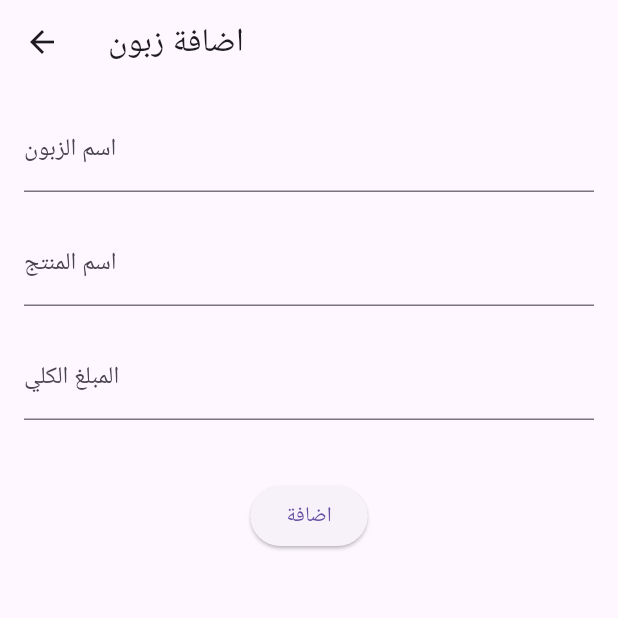
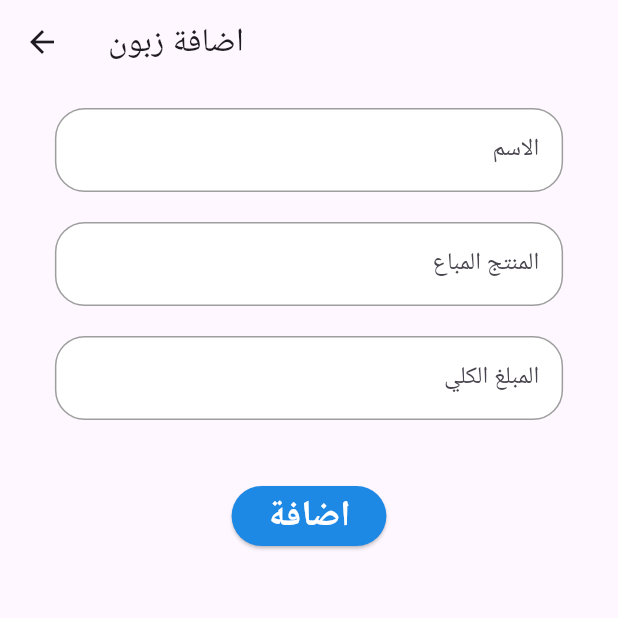
Before and after one commit to HusseinALiraqi99/app_accounting, a Flutter app: the Addcustomer screen opened directly, on a phone screen of 412 x 824 dp, the top half of it. Run offline on Flutter 3.47's test engine with Material 3 defaults, Android fonts, the phone set to English and light mode, and no system bars; our stand-ins replace get, shared_preferences; accounts and stored records are empty.

Commit message:
Add lesson 2

```diff
--- a/lib/main.dart
+++ b/lib/main.dart
@@ -1,3 +1,4 @@
+import 'package:app_accounting/controller/auth/Customerrecord_controller.dart';
 import 'package:app_accounting/view/screen/auth/signin_screen.dart';
 import 'package:flutter/material.dart';
 import 'package:get/get.dart';
@@ -5,6 +6,7 @@ import 'package:get/get.dart';
 void main() async {
   WidgetsFlutterBinding.ensureInitialized();
   runApp(MyApp());
+  Get.put(CustomerRecordController());
 }
 
 class MyApp extends StatelessWidget {
--- a/lib/view/screen/home/addcustmer.dart
+++ b/lib/view/screen/home/addcustmer.dart
@@ -1,5 +1,8 @@
 import 'package:app_accounting/controller/auth/Customerrecord_controller.dart';
+import 'package:app_accounting/core/colorstyle.dart';
+import 'package:app_accounting/core/fontstyle.dart';
 import 'package:app_accounting/view/screen/home/addcustmer.dart';
+import 'package:app_accounting/view/widget/customertextfield.dart';
 import 'package:flutter/material.dart';
 import 'package:get/get.dart';
 
@@ -12,6 +15,8 @@ class Addcustomer extends StatelessWidget {
   final CustomerRecordController customerController =
       Get.put(CustomerRecordController());
 
+  final RxString errorMessage = ''.obs;
+
   @override
   Widget build(BuildContext context) {
     return Scaffold(
@@ -22,33 +27,55 @@ class Addcustomer extends StatelessWidget {
         padding: const EdgeInsets.all(16.0),
         child: Column(
           children: [
-            TextField(
+            CustomTextField(
               controller: nameController,
-              decoration: InputDecoration(labelText: 'اسم الزبون'),
+              labelText: "الاسم",
+              obscureText: false,
+              colorstyle: Colorstyle(),
+              onChanged: (value) {},
             ),
             SizedBox(height: 20),
-            TextField(
+            CustomTextField(
               controller: productController,
-              decoration: InputDecoration(labelText: 'اسم المنتج'),
+              labelText: "المنتج المباع",
+              obscureText: false,
+              colorstyle: Colorstyle(),
+              onChanged: (value) {},
             ),
             SizedBox(height: 20),
-            TextField(
+            CustomTextField(
               controller: amountController,
-              decoration: InputDecoration(labelText: 'المبلغ الكلي'),
-              keyboardType: TextInputType.number,
+              labelText: "المبلغ الكلي",
+              obscureText: false,
+              colorstyle: Colorstyle(),
+              onChanged: (value) {},
             ),
             SizedBox(height: 40),
             ElevatedButton(
               onPressed: () {
+                if (nameController.text.isEmpty ||
+                    productController.text.isEmpty ||
+                    amountController.text.isEmpty) {
+                  errorMessage.value = 'يرجى ملء جميع الحقول';
+                } else {
                   customerController.addCustomer(
                     nameController.text,
                     productController.text,
                     amountController.text,
                   );
                   Get.back(); // الرجوع إلى الصفحة السابقة بعد الإضافة
+                }
               },
-              child: Text("اضافة"),
+              style: ElevatedButton.styleFrom(
+                backgroundColor: Colorstyle().buttonColor,
               ),
+              child: Text("اضافة", style: Fontstyle.bottonfontStyle),
+            ),
+            SizedBox(height: 20),
+            Obx(() => Text(
+                  errorMessage.value,
+                  style: TextStyle(color: Colors.red),
+                )),
           ],
         ),
       ),
```
Also changed, not shown: lib/controller/auth/Customerrecord_controller.dart (+10 -0 lines), lib/view/screen/home/homecustmer.dart (+20 -91 lines), lib/view/widget/home_pages/listcustmer.dart (added, +166 -0 lines). Lines whose indentation alone changed are shown as unchanged.
